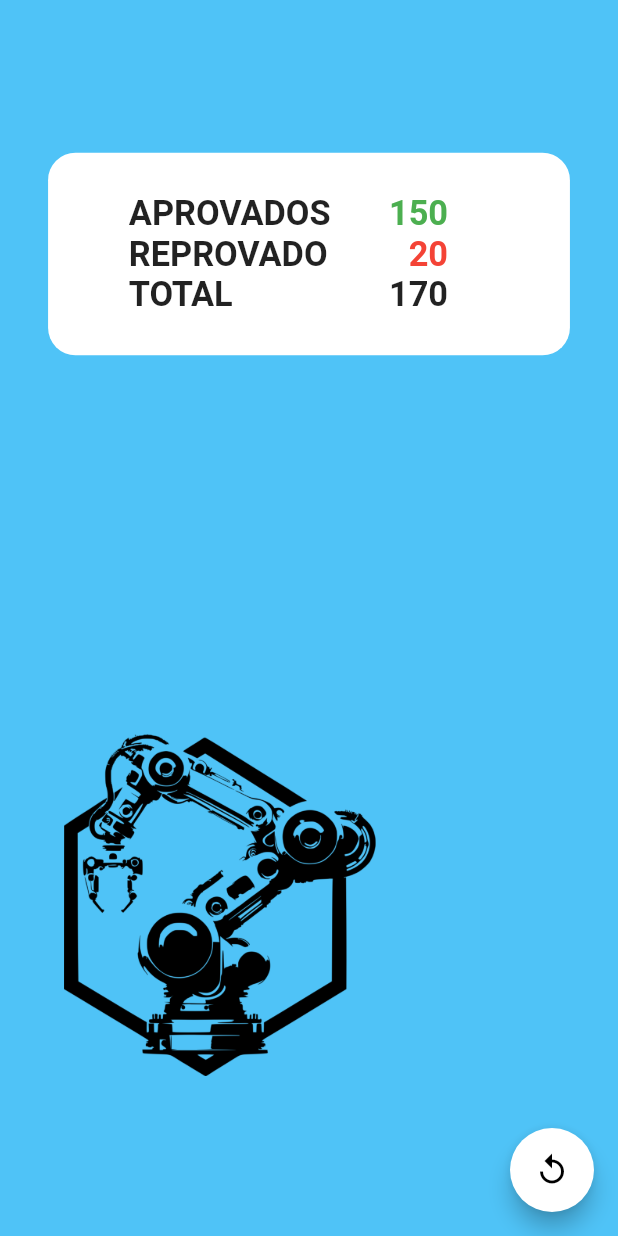
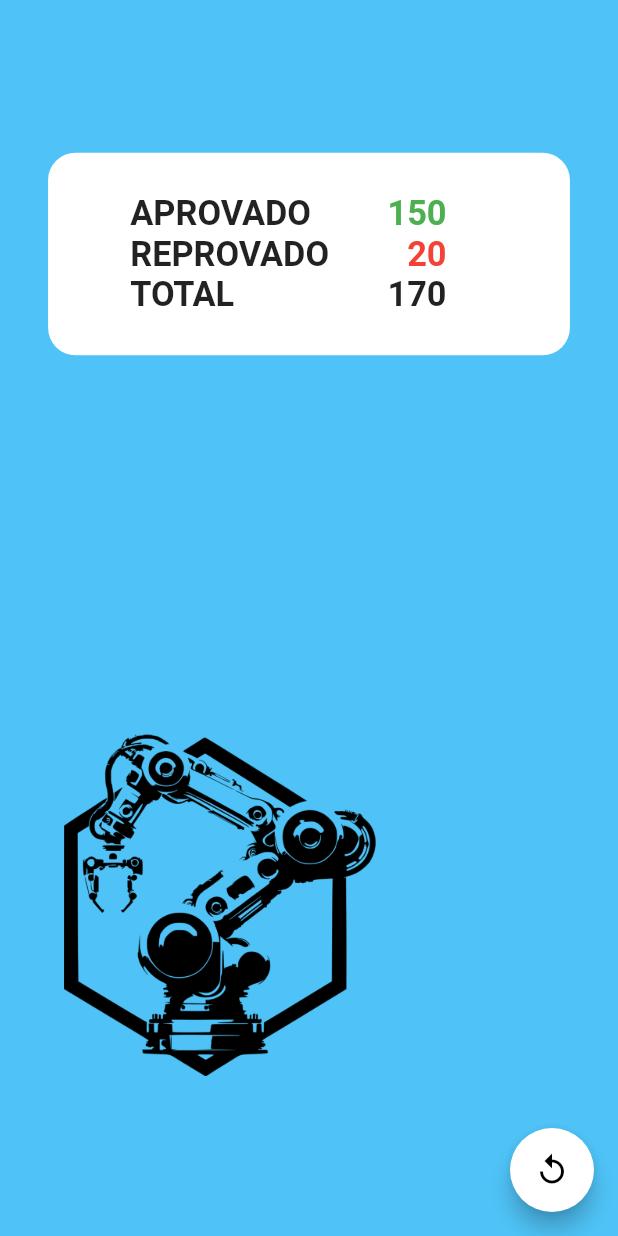
Before and after one commit to IgorGiuliano/bec-pi-viii, a Flutter app: the screen it shows after launch, on a phone screen of 412 x 824 dp. Run offline on Flutter 3.47's test engine with Material 2 defaults, Android fonts, the phone set to English and light mode, and no system bars; our stand-ins replace dio, fl_chart, flutter_modular, flutter_screenutil, flutter_svg; network calls fail.

```diff
--- a/app/app_monitoring/lib/src/modules/monitoring/view/monitoring_page.dart
+++ b/app/app_monitoring/lib/src/modules/monitoring/view/monitoring_page.dart
@@ -1,4 +1,6 @@
 import 'package:app_monitoring/src/modules/monitoring/controller/monitoring_controller.dart';
+import 'package:app_monitoring/src/modules/monitoring/model/point.dart';
+import 'package:fl_chart/fl_chart.dart';
 import 'package:flutter/material.dart';
 import 'package:flutter_modular/flutter_modular.dart';
 import 'package:flutter_screenutil/flutter_screenutil.dart';
@@ -60,7 +62,7 @@ class _MonitoringPageState extends State<MonitoringPage> {
                           children: [
                             // Text(monitorin?.title ?? 'null'),
                             Text(
-                              'APROVADOS',
+                              'APROVADO',
                               style: TextStyle(
                                   fontSize: 20.w, fontWeight: FontWeight.bold),
                             ),
--- a/app/app_monitoring/pubspec.yaml
+++ b/app/app_monitoring/pubspec.yaml
@@ -39,6 +39,7 @@ dependencies:
   flutter_modular: ^6.3.2
   dio: ^5.3.3
   flutter_svg: ^2.0.7
+  fl_chart: ^0.64.0
 
 
 
```
Also changed, not shown: app/app_monitoring/lib/main.dart (+4 -3 lines), app/app_monitoring/lib/src/modules/monitoring/model/point.dart (added, +12 -0 lines), app/app_monitoring/pubspec.lock.
